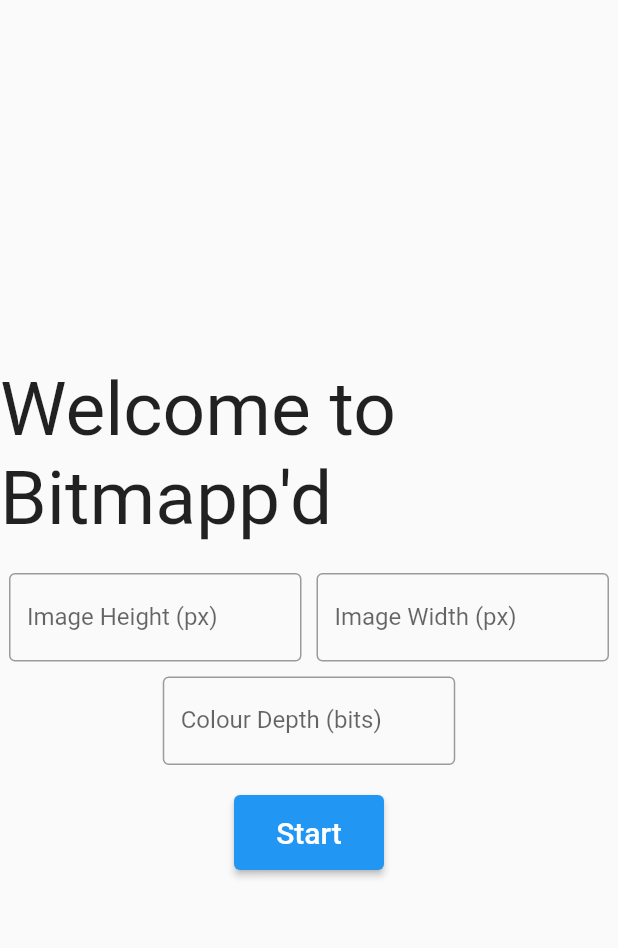
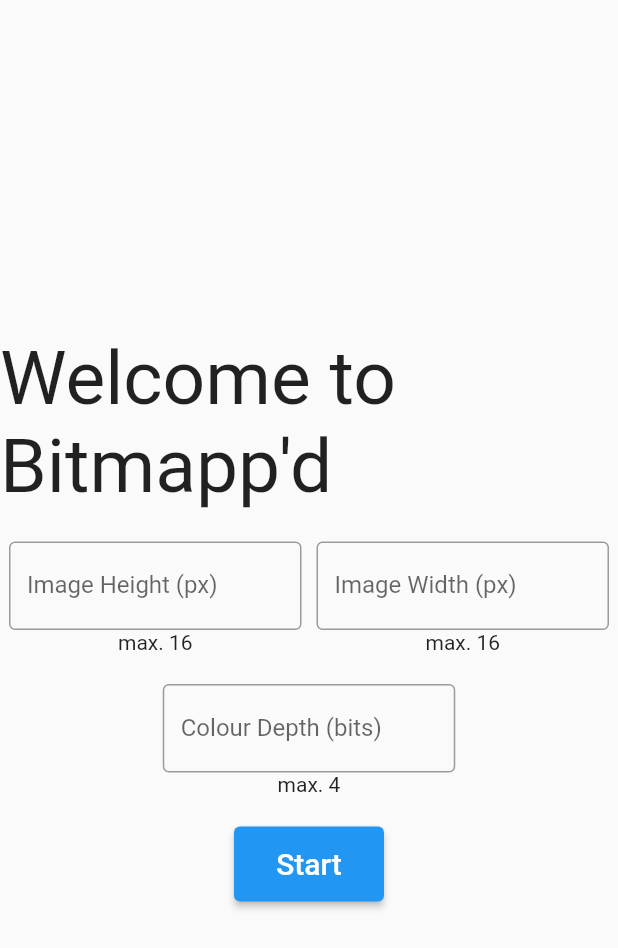
Before and after one commit to davidjtmc/bitmappd, a Flutter app: the screen it shows after launch, on a phone screen of 412 x 824 dp. Shown: the top 948 px of the screen. Run offline on Flutter 3.47's test engine with Material 2 defaults, Android fonts, the phone set to English and light mode, and no system bars; missing offline and left inert: dart:html.

Commit message:
added extra prompts to welcome screen

```diff
--- a/lib/welcome_screen.dart
+++ b/lib/welcome_screen.dart
@@ -25,24 +25,38 @@ class WelcomeScreen extends StatelessWidget {
               child: Row(
                 children: [
                   Expanded(
-                      child: TextField(
+                    child: Column(
+                      children: [
+                        TextField(
                           controller: _heightController,
                           decoration: InputDecoration(
                           border: OutlineInputBorder(),
                           label: Text("Image Height (px)")),
-                  )),
+                        ),
+                        Text('max. 16')
+                      ],
+                    ),
+                  ),
                   SizedBox(width: 10),
                   Expanded(
-                      child: TextField(
+                    child: Column(
+                      children: [
+                        TextField(
                           controller: _widthController,
                           decoration: InputDecoration(
                           border: OutlineInputBorder(),
                           label: Text("Image Width (px)")),
-                  ))
+                        ),
+                        Text('max. 16')
+                      ],
+                    ),
+                  )
                 ],
               ),
             ),
-            SizedBox(height: 10),
+            SizedBox(height: 20),
+            Column(
+              children: [
                 Container(
                     width: 195,
                     child: TextField(
@@ -51,6 +65,9 @@ class WelcomeScreen extends StatelessWidget {
                           border: OutlineInputBorder(),
                           label: Text('Colour Depth (bits)')),
                     )),
+                Text('max. 4')
+              ],
+            ),
             SizedBox(height: 20),
             SizedBox(
                 height: 50,
```
Lines whose indentation alone changed are shown as unchanged.
